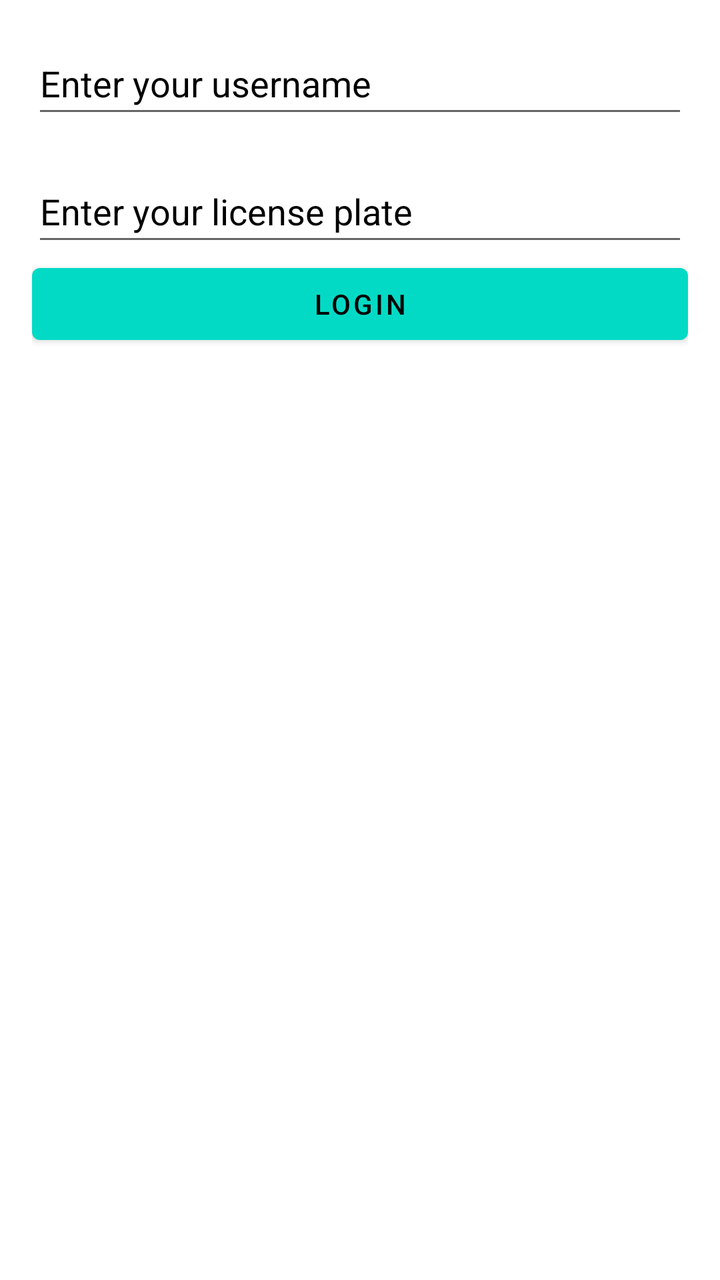
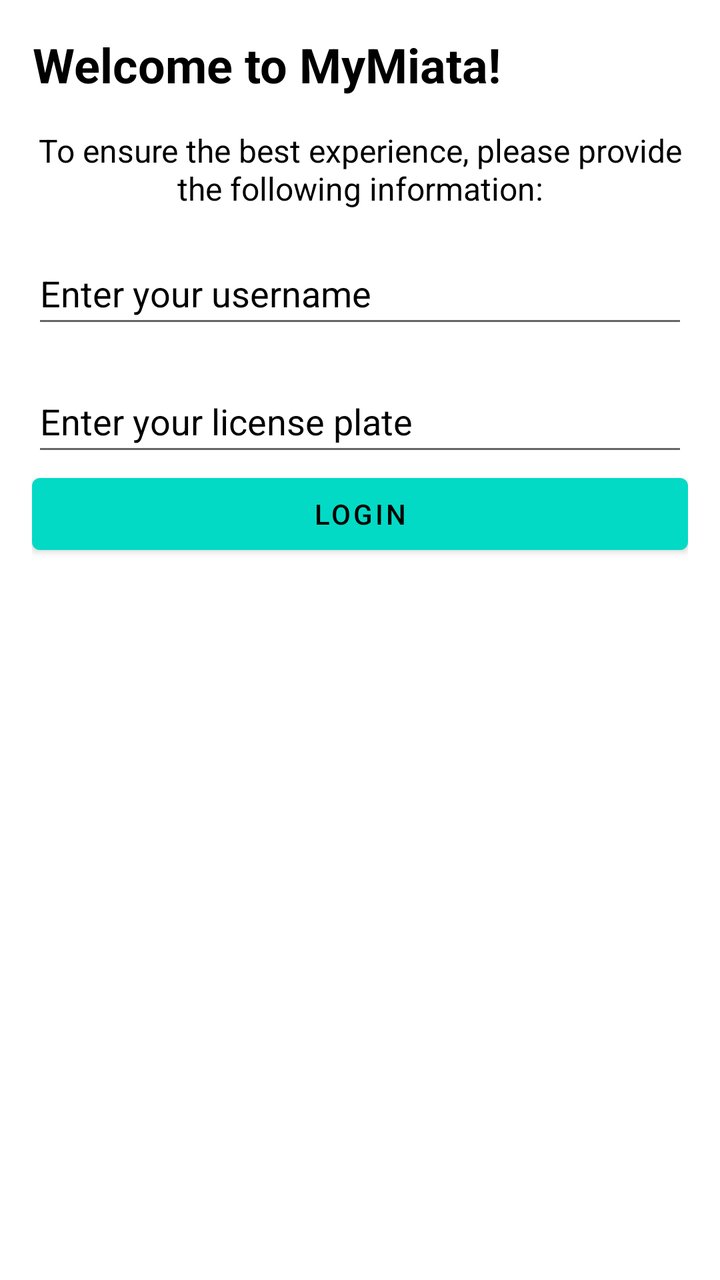

An Android layout rendered at two revisions. The XML below is the earlier revision; the diff shows what the commit changed to produce the second picture.
<!-- AndroidManifest.xml: application theme Theme.MyMiata -->
<!-- res/layout/activity_login.xml -->
<?xml version="1.0" encoding="utf-8"?>
<LinearLayout xmlns:android="http://schemas.android.com/apk/res/android"
    xmlns:tools="http://schemas.android.com/tools"
    android:layout_width="match_parent"
    android:layout_height="match_parent"
    android:orientation="vertical"
    android:padding="16dp">

    <EditText
        android:id="@+id/usernameEditText"
        android:layout_width="match_parent"
        android:layout_height="wrap_content"
        android:autofillHints="Enter your username"
        android:hint="@string/enter_your_username"
        android:inputType="textNoSuggestions"
        android:minHeight="48dp"
        android:textColor="@android:color/black"
        android:textColorHint="@android:color/black"
        tools:ignore="VisualLintTextFieldSize" />

    <EditText
        android:id="@+id/licensePlateEditText"
        android:layout_width="match_parent"
        android:layout_height="wrap_content"
        android:layout_marginTop="16dp"
        android:autofillHints="@string/enter_your_license_plate"
        android:hint="@string/enter_your_license_plate"
        android:inputType="text"
        android:minHeight="48dp"
        android:textColor="@android:color/black"
        android:textColorHint="@android:color/black" />


    <Button
        android:id="@+id/loginButton"
        android:layout_width="match_parent"
        android:layout_height="wrap_content"
        android:text="@string/login"
        tools:ignore="VisualLintButtonSize" />

</LinearLayout>
<!-- resources referenced by this layout -->
<resources>
  <string name="enter_your_license_plate">Enter your license plate</string>
  <string name="enter_your_username">Enter your username</string>
  <string name="login">Login</string>
  <style name="Theme.MyMiata" parent="Theme.MaterialComponents.DayNight.DarkActionBar">
          
          <item name="colorPrimary">@color/teal_200</item>
          <item name="colorPrimaryVariant">@color/teal_700</item>
          <item name="colorOnPrimary">@color/black</item>
          <item name="colorSecondary">@color/teal_200</item>
          <item name="colorOnSecondary">@color/black</item>
          <item name="android:statusBarColor">@android:color/transparent</item>
          <item name="android:windowLightStatusBar">true</item>
          <item name="android:navigationBarColor">@android:color/white</item>
          <item name="android:windowBackground">@drawable/splash_screen</item>
      </style>
  <color name="teal_200">#FF03DAC5</color>
  <color name="teal_700">#FF018786</color>
  <color name="black">#FF000000</color>
  <!-- drawable splash_screen (drawable) -->
  <?xml version="1.0" encoding="utf-8"?>
  <layer-list xmlns:android="http://schemas.android.com/apk/res/android">
      <item android:drawable="@android:color/white" />
      <item>
          <bitmap
              android:gravity="center"
              android:src="@drawable/white" /> 
      </item>
  </layer-list>
  <!-- drawable white: jpg bitmap (drawable, 33329 bytes) -->
</resources>

<!-- the commit's change to res/layout/activity_login.xml (unified diff, before → after) -->
@@ -3,9 +3,37 @@
     xmlns:tools="http://schemas.android.com/tools"
     android:layout_width="match_parent"
     android:layout_height="match_parent"
+    xmlns:app="http://schemas.android.com/apk/res-auto"
     android:orientation="vertical"
     android:padding="16dp">
+    <TextView
+        android:id="@+id/titleTextView"
+        android:layout_width="wrap_content"
+        android:layout_height="wrap_content"
+        android:text="Welcome to MyMiata!"
+        android:textSize="24sp"
+        android:textStyle="bold"
+        android:layout_marginBottom="16dp"
+        app:layout_constraintTop_toTopOf="parent"
+        app:layout_constraintStart_toStartOf="parent"
+        app:layout_constraintEnd_toEndOf="parent"
+        android:gravity="center"
+        android:textColor="@android:color/black"
+        tools:ignore="HardcodedText" />
 
+    <TextView
+        android:id="@+id/subtitleTextView"
+        android:layout_width="wrap_content"
+        android:layout_height="wrap_content"
+        android:text="To ensure the best experience, please provide the following information:"
+        android:textSize="16sp"
+        android:layout_marginBottom="16dp"
+        app:layout_constraintTop_toBottomOf="@id/titleTextView"
+        app:layout_constraintStart_toStartOf="parent"
+        app:layout_constraintEnd_toEndOf="parent"
+        android:gravity="center"
+        android:textColor="@android:color/black"
+        tools:ignore="HardcodedText" />
     <EditText
         android:id="@+id/usernameEditText"
         android:layout_width="match_parent"
